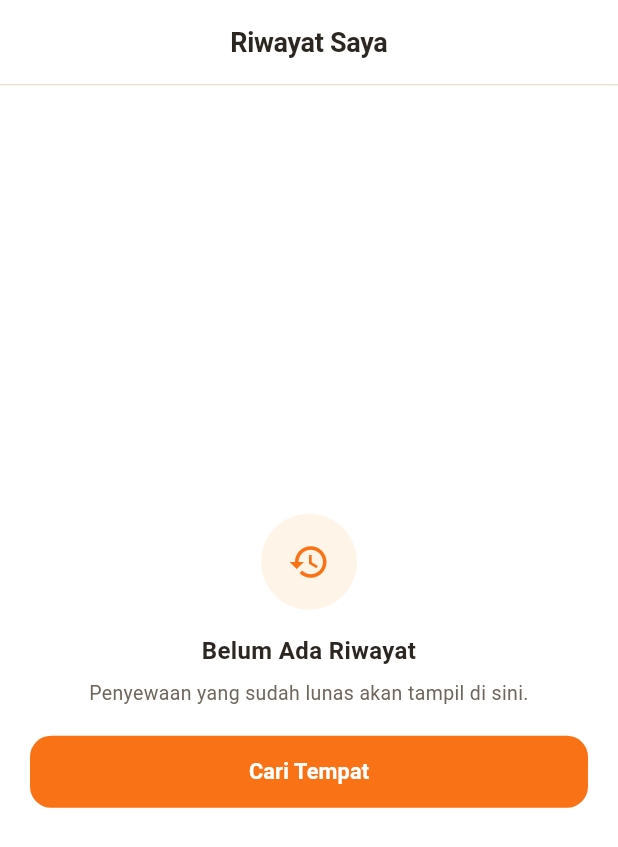
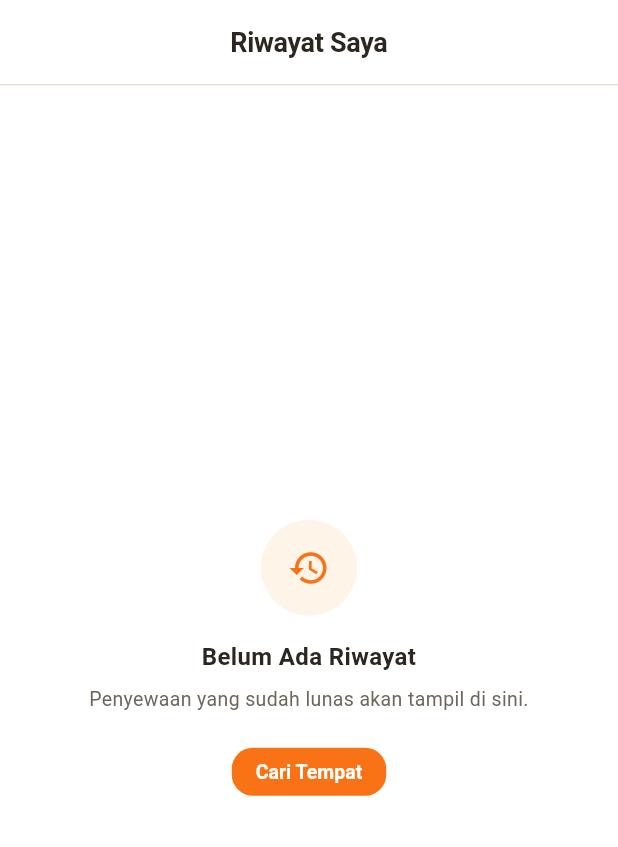
Before and after one commit to FaletehanAlF/Spoth-UMKM-Frontend, a Flutter app: the RiwayatScreen screen opened by its route, on a phone screen of 412 x 824 dp. Shown: the top 847 px of the screen. Run offline on Flutter 3.47's test engine with Material 3 defaults, Android fonts, the phone set to English and light mode, and no system bars; our stand-ins replace dio, flutter_local_notifications, flutter_riverpod, flutter_secure_storage, go_router, image_picker and 4 more; accounts and stored records are empty; network calls fail.

Commit message:
fix(tempat): rapikan form web dan tombol riwayat
- perbaiki tinggi bar simpan agar form tampil

- pindahkan Harga & Durasi ke kolom kanan, Aturan Ketersediaan di samping Fasilitas & Aturan

- tambahkan contoh isian alamat, kota, dan deskripsi

- perkecil tombol Lihat Penyewaan Masuk di Riwayat

```diff
--- a/lib/screens/booking/riwayat_screen.dart
+++ b/lib/screens/booking/riwayat_screen.dart
@@ -153,7 +153,9 @@ class _RiwayatScreenState extends ConsumerState<RiwayatScreen> {
                       ),
                       const SizedBox(height: 16),
                       Text(
-                        isHost ? 'Belum Ada Pesanan Masuk' : 'Belum Ada Riwayat',
+                        isHost
+                            ? 'Belum Ada Penyewaan Masuk'
+                            : 'Belum Ada Riwayat',
                         textAlign: TextAlign.center,
                         style: const TextStyle(
                           fontSize: 16,
@@ -164,7 +166,7 @@ class _RiwayatScreenState extends ConsumerState<RiwayatScreen> {
                       const SizedBox(height: 6),
                       Text(
                         isHost
-                            ? 'Pesanan dari penyewa akan tampil di sini setelah lunas.'
+                            ? 'Penyewaan dari penyewa akan tampil di sini setelah lunas.'
                             : 'Penyewaan yang sudah lunas akan tampil di sini.',
                         textAlign: TextAlign.center,
                         style: const TextStyle(
@@ -177,18 +179,26 @@ class _RiwayatScreenState extends ConsumerState<RiwayatScreen> {
                       ElevatedButton(
                         style: ElevatedButton.styleFrom(
                           padding: const EdgeInsets.symmetric(
-                            horizontal: 18,
-                            vertical: 12,
+                            horizontal: 16,
+                            vertical: 10,
+                          ),
+                          minimumSize: const Size(0, 40),
+                          visualDensity: VisualDensity.compact,
+                          textStyle: const TextStyle(
+                            fontSize: 13,
+                            fontWeight: FontWeight.w600,
                           ),
                         ),
                         onPressed: () {
                           ref
                               .read(mainNavIndexProvider.notifier)
-                              .setTab(isHost ? MainTab.booking : MainTab.tempat);
+                              .setTab(
+                                isHost ? MainTab.booking : MainTab.tempat,
+                              );
                           context.go('/home');
                         },
                         child: Text(
-                          isHost ? 'Lihat Pesanan Masuk' : 'Cari Tempat',
+                          isHost ? 'Lihat Penyewaan Masuk' : 'Cari Tempat',
                           maxLines: 1,
                           softWrap: false,
                           overflow: TextOverflow.ellipsis,
```
Also changed, not shown: lib/screens/place/place_form_screen.dart (+23 -11 lines).
